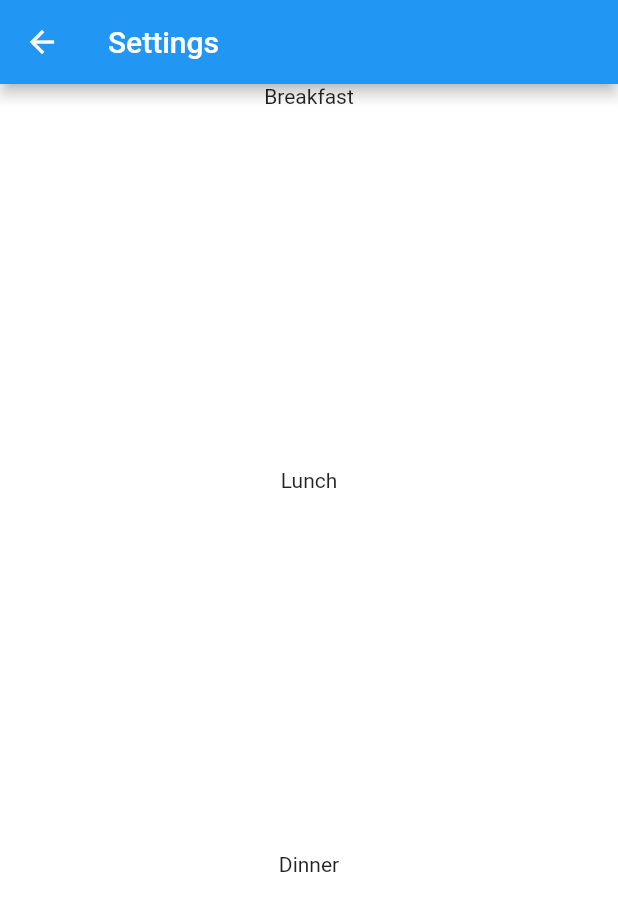
After one commit to Linxin-Zhong/Bon-Appetit, a Flutter app: the screen it shows after launch, after a tap on the "settings" icon, on a phone screen of 412 x 824 dp. The commit adds this screen. Shown: the top 911 px of the screen. Run offline on Flutter 3.47's test engine with Material 2 defaults, Android fonts, the phone set to English and light mode, and no system bars; our stand-ins replace auto_size_text, google_fonts.

Commit message:
Created Settings page(where the user could choose food combinations for each meal)

```diff
--- a/lib/database.dart
+++ b/lib/database.dart
@@ -1,18 +1,78 @@
 import 'dish.dart';
 
 class DataBase {
+  static const int meat = 0;
+  static const int vege = 1;
+  static const int soup = 2;
+  static const int dessert = 3;
+  static const int main = 4;
+
   late int number;
   late List<Dish> dishes;
   late List<String> names;
+  late List<int> meatComb;
+  late List<int> vegeComb;
+  late List<int> soupComb;
+  late List<int> dessertComb;
+  late List<int> mainComb;
+  late List<int> typeLimit;
+
 DataBase() {
     this.number = 0;
     this.dishes = [];
     this.names = [];
+    this.typeLimit = [0,0,0,0,0];
+    this.meatComb = [0,0,0];
+    this.vegeComb = [0,0,0];
+    this.soupComb = [0,0,0];
+    this.dessertComb = [0,0,0];
+    this.mainComb = [0,0,0];
   }
   addDish(String name, int type){
     this.number++;
     this.dishes.add(Dish(n:name, t:type));
     this.names.add(name);
+    this.typeLimit[type]++;
   }
 
+   editCombinations(int meal, int type, String sign){
+     switch (type) {
+       case meat:
+         if (sign == '+'){
+          meatComb[meal]++;
+         } else {
+          meatComb[meal]--;
+         }
+         break;
+       case vege:
+         if (sign == '+'){
+          vegeComb[meal]++;
+         } else {
+          vegeComb[meal]--;
+         }
+         break;
+       case soup:
+         if (sign == '+'){
+          soupComb[meal]++;
+         } else {
+          soupComb[meal]--;
+         }
+         break;
+       case dessert:
+         if (sign == '+'){
+          dessertComb[meal]++;
+         } else {
+          dessertComb[meal]--;
+         }
+         break;
+       case main:
+         if (sign == '+'){
+          mainComb[meal]++;
+         } else {
+          mainComb[meal]--;
+         }
+         break;
+   }
+
 }
+}
--- a/lib/dish.dart
+++ b/lib/dish.dart
@@ -6,7 +6,6 @@ class Dish {
   static const int soup = 2;
   static const int dessert = 3;
   static const int main = 4;
-  static const int breakfast = 5;
 
   late String name;
   late int type;
@@ -27,7 +26,6 @@ class Dish {
       case soup: st = "Soup"; break;
       case dessert: st = "Dessert"; break;
       case main: st = "Main"; break;
-      case breakfast: st = "Breakfast"; break;
     }
     return st;
   }
--- a/lib/homePage.dart
+++ b/lib/homePage.dart
@@ -2,6 +2,8 @@ import 'package:first_app/randomMenuPage.dart';
 import 'package:flutter/material.dart';
 import 'database.dart';
 import 'newDishPage.dart';
+import 'randomMenuPage.dart';
+import 'settingsPage.dart';
 import 'dish.dart';
 import 'dishDetail.dart';
 import 'package:google_fonts/google_fonts.dart';
@@ -21,7 +23,6 @@ class _HomePageState extends State<HomePage> {
   static const int soup = 2;
   static const int dessert = 3;
   static const int main = 4;
-  static const int breakfast = 5;
 
   DataBase db;
   _HomePageState({required this.db});
@@ -70,7 +71,26 @@ class _HomePageState extends State<HomePage> {
               },
             ),
           ),
+
         ],
+        leading: IconButton(
+              icon: Icon(
+                Icons.settings,
+                size: 70,
+              ),
+              tooltip: 'Settings',
+              onPressed: () async {
+                final dataFromSettingsScreen = await Navigator.push(
+                  context,
+                  MaterialPageRoute(
+                      builder: (context) => settingsPage(db: this.db)),
+                ) as DataBase;
+                //***db.number = dataFromNewDishScreen.number;
+                setState(() {
+                  //refresh
+                });
+              },
+            ),
       ),
 
       // body: FirstPageBodyLayout(db, context, widthOfPage, heightOfPage),
--- a/lib/newDishPage.dart
+++ b/lib/newDishPage.dart
@@ -14,7 +14,7 @@ class _NewDishScreenState extends State<NewDishScreen> {
 
   String NewDishName = '';
   int NewDishType = -1;
-  var items = <String>['Meat', 'Vegetable', 'Soup', 'Dessert', 'Main', 'Breakfast'];
+  var items = <String>['Meat', 'Vegetable', 'Soup', 'Dessert', 'Main'];
   String inputValue = 'Meat';
 
   DataBase db;
--- a/lib/randomMenuPage.dart
+++ b/lib/randomMenuPage.dart
@@ -7,13 +7,13 @@ class randomMenuPage extends StatefulWidget {
   final DataBase db;
   randomMenuPage({required this.db});
   @override
-  _NewDishScreenState createState() => _NewDishScreenState(db: this.db);
+  _randomMenuState createState() => _randomMenuState(db: this.db);
 }
 
-class _NewDishScreenState extends State<randomMenuPage> {
+class _randomMenuState extends State<randomMenuPage> {
 
   DataBase db;
-  _NewDishScreenState({required this.db});
+  _randomMenuState({required this.db});
   @override
   Widget build(BuildContext context) {
     return Scaffold(
--- /dev/null
+++ b/lib/settingsPage.dart
@@ -0,0 +1,60 @@
+import 'package:flutter/material.dart';
+import 'database.dart';
+import 'dish.dart';
+
+
+class settingsPage extends StatefulWidget {
+  final DataBase db;
+  settingsPage({required this.db});
+  @override
+  _settingsState createState() => _settingsState(db: this.db);
+}
+
+class _settingsState extends State<settingsPage> {
+
+  DataBase db;
+  _settingsState({required this.db});
+  @override
+  Widget build(BuildContext context) {
+    return Scaffold(
+      backgroundColor: Colors.white,
+      appBar: AppBar(
+        title: const Text('Settings'),
+         leading: IconButton(
+          icon: Icon(Icons.arrow_back),
+          onPressed: () {
+            Navigator.pop(context, this.db); // data back to the first screen},
+          },
+        ),
+      ),
+      body: Column(
+        children:[
+          Flexible(child: Container(
+            child: Align(
+              alignment: Alignment.topCenter,
+              child:(
+                Text('Breakfast')
+              ),
+            ),
+          )),
+          Flexible(child: Container(
+            child: Align(
+              alignment: Alignment.topCenter,
+              child:(
+                Text('Lunch')
+              ),
+            ),
+          )),
+          Flexible(child: Container(
+            child: Align(
+              alignment: Alignment.topCenter,
+              child:(
+                Text('Dinner')
+              ),
+            ),
+          )),
+        ],
+      ),
+    );
+  }
+}
```
